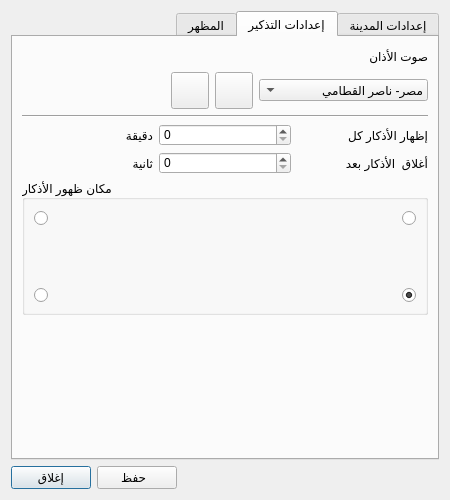
Above: ui/SettingsDialog.ui from a-atalla/azan before the change. Below: the same form after it.
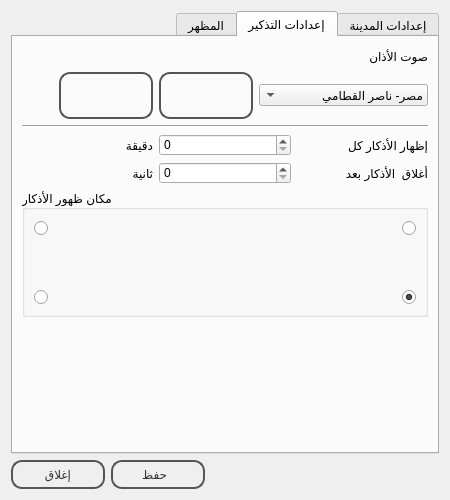
That is the form after the change. The open tabs and pages were chosen to show the change. Icons and pictures are not drawn.

```diff
--- a/ui/SettingsDialog.ui
+++ b/ui/SettingsDialog.ui
@@ -33,7 +33,30 @@
    <enum>Qt::LeftToRight</enum>
   </property>
   <property name="styleSheet">
-   <string notr="true"/>
+   <string notr="true">QPushButton,QToolButton {
+                                    color: #333;
+                                    border: 2px solid #555;
+                                    border-radius: 11px;
+                                    padding: 5px;
+                                    background: qradialgradient(cx: 0.3, cy: -0.4,
+                                    fx: 0.3, fy: -0.4,
+                                    radius: 1.35, stop: 0 #fff, stop: 1 #888);
+                                    min-width: 80px;
+                                    }
+                                    QPushButton:hover {
+                                    background: qradialgradient(cx: 0.3, cy: -0.4,
+                                    fx: 0.3, fy: -0.4,
+                                    radius: 1.35, stop: 0 #fff, stop: 1 #bbb);
+                                    }
+                                    QPushButton:pressed {
+                                    background: qradialgradient(cx: 0.4, cy: -0.1,
+                                    fx: 0.4, fy: -0.1,
+                                    radius: 1.35, stop: 0 #fff, stop: 1 #ddd);
+                                    }
+                                    QDialog{
+                                    color: rgb(255, 255, 255);
+                                    background-image: url(:/images/images/back.png);
+                                    background-image: url(:/images/images/back.png);}</string>
   </property>
   <property name="modal">
    <bool>false</bool>
@@ -435,7 +458,7 @@
              </property>
              <property name="minimumSize">
               <size>
-               <width>0</width>
+               <width>94</width>
                <height>0</height>
               </size>
              </property>
@@ -470,7 +493,7 @@
              </property>
              <property name="minimumSize">
               <size>
-               <width>0</width>
+               <width>94</width>
                <height>0</height>
               </size>
              </property>
```
Left out of the diff: 4 changed lines with no effect on the pictures.
